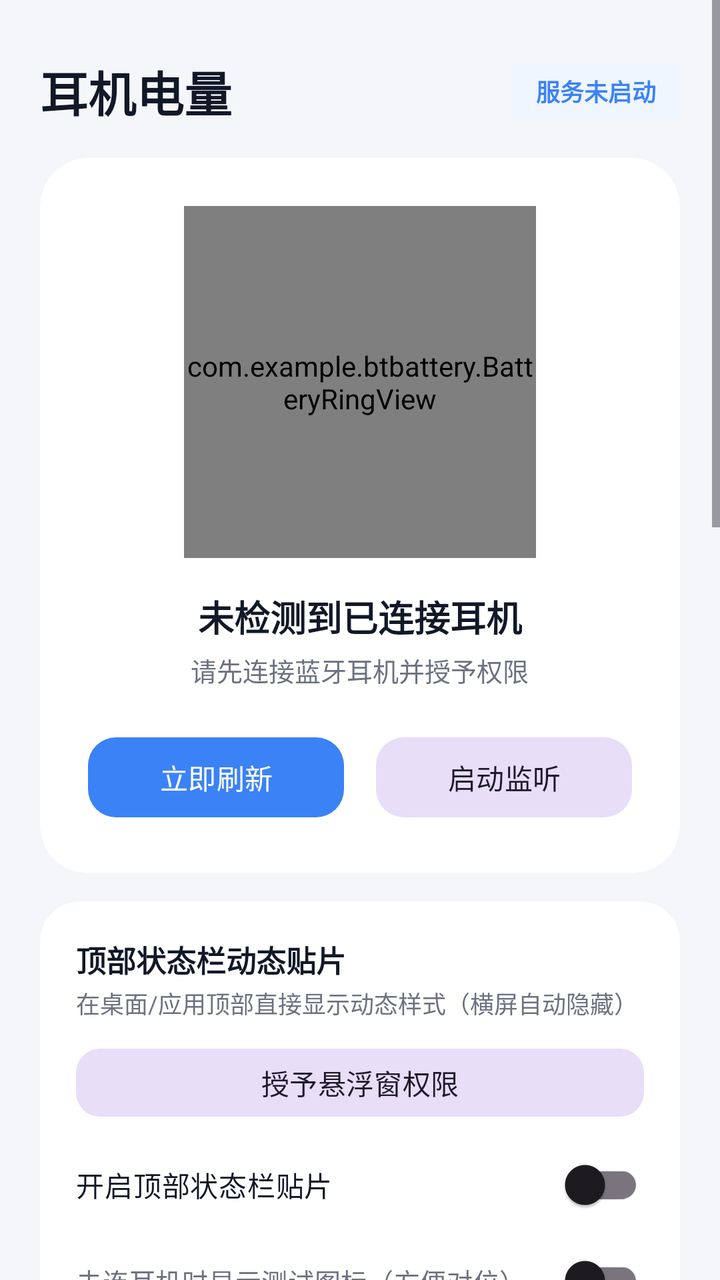
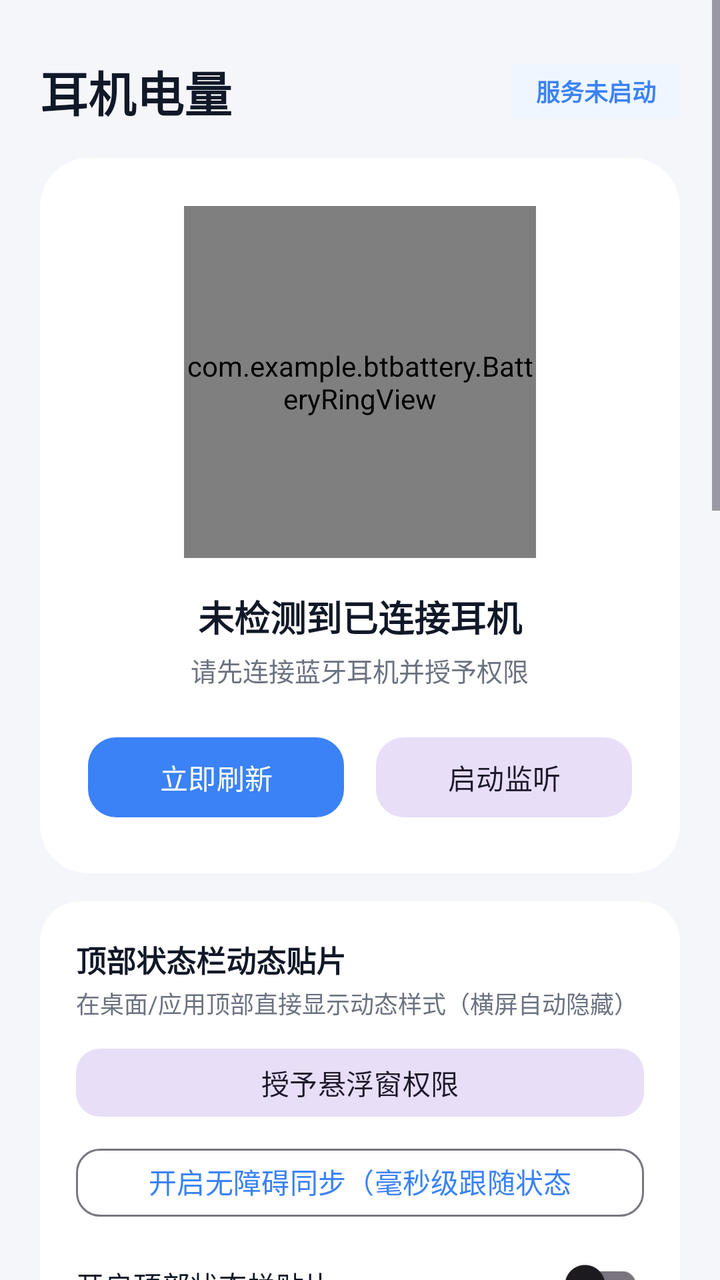

Compare the two renders of this Android layout. The source of the first and the diff that turns it into the second are given below.
<!-- AndroidManifest.xml: application theme Theme.BtBattery -->
<!-- res/layout/activity_main.xml -->
<?xml version="1.0" encoding="utf-8"?>
<ScrollView xmlns:android="http://schemas.android.com/apk/res/android"
    xmlns:app="http://schemas.android.com/apk/res-auto"
    android:layout_width="match_parent"
    android:layout_height="match_parent"
    android:background="@color/bg_page"
    android:fillViewport="true">

    <LinearLayout
        android:layout_width="match_parent"
        android:layout_height="wrap_content"
        android:orientation="vertical"
        android:padding="20dp">

        <LinearLayout
            android:layout_width="match_parent"
            android:layout_height="wrap_content"
            android:gravity="center_vertical"
            android:orientation="horizontal"
            android:paddingTop="8dp"
            android:paddingBottom="16dp">

            <TextView
                android:layout_width="0dp"
                android:layout_height="wrap_content"
                android:layout_weight="1"
                android:text="耳机电量"
                android:textColor="@color/text_primary"
                android:textSize="24sp"
                android:textStyle="bold" />

            <TextView
                android:id="@+id/tvServiceBadge"
                android:layout_width="wrap_content"
                android:layout_height="wrap_content"
                android:background="@color/accent_soft"
                android:paddingHorizontal="12dp"
                android:paddingVertical="5dp"
                android:text="服务未启动"
                android:textColor="@color/accent_blue"
                android:textSize="12sp"
                android:textStyle="bold" />
        </LinearLayout>

        
        <com.google.android.material.card.MaterialCardView
            android:layout_width="match_parent"
            android:layout_height="wrap_content"
            app:cardBackgroundColor="@color/bg_card"
            app:cardCornerRadius="24dp"
            app:cardElevation="0dp"
            app:strokeWidth="0dp">

            <LinearLayout
                android:layout_width="match_parent"
                android:layout_height="wrap_content"
                android:gravity="center_horizontal"
                android:orientation="vertical"
                android:padding="24dp">

                <com.example.btbattery.BatteryRingView
                    android:id="@+id/batteryRing"
                    android:layout_width="176dp"
                    android:layout_height="176dp" />

                <TextView
                    android:id="@+id/tvDeviceName"
                    android:layout_width="wrap_content"
                    android:layout_height="wrap_content"
                    android:layout_marginTop="16dp"
                    android:text="未检测到已连接耳机"
                    android:textColor="@color/text_primary"
                    android:textSize="18sp"
                    android:textStyle="bold" />

                <TextView
                    android:id="@+id/tvDeviceSub"
                    android:layout_width="wrap_content"
                    android:layout_height="wrap_content"
                    android:layout_marginTop="4dp"
                    android:text="请先连接蓝牙耳机并授予权限"
                    android:textColor="@color/text_secondary"
                    android:textSize="13sp" />

                <LinearLayout
                    android:layout_width="match_parent"
                    android:layout_height="wrap_content"
                    android:layout_marginTop="20dp"
                    android:orientation="horizontal">

                    <com.google.android.material.button.MaterialButton
                        android:id="@+id/btnRefresh"
                        android:layout_width="0dp"
                        android:layout_height="48dp"
                        android:layout_marginEnd="8dp"
                        android:layout_weight="1"
                        android:text="立即刷新"
                        app:cornerRadius="14dp" />

                    <com.google.android.material.button.MaterialButton
                        android:id="@+id/btnToggleService"
                        style="@style/Widget.Material3.Button.TonalButton"
                        android:layout_width="0dp"
                        android:layout_height="48dp"
                        android:layout_marginStart="8dp"
                        android:layout_weight="1"
                        android:text="启动监听"
                        app:cornerRadius="14dp" />
                </LinearLayout>
            </LinearLayout>
        </com.google.android.material.card.MaterialCardView>

        
        <com.google.android.material.card.MaterialCardView
            android:layout_width="match_parent"
            android:layout_height="wrap_content"
            android:layout_marginTop="14dp"
            app:cardBackgroundColor="@color/bg_card"
            app:cardCornerRadius="20dp"
            app:cardElevation="0dp"
            app:strokeWidth="0dp">

            <LinearLayout
                android:layout_width="match_parent"
                android:layout_height="wrap_content"
                android:orientation="vertical"
                android:padding="18dp">

                <TextView
                    android:layout_width="wrap_content"
                    android:layout_height="wrap_content"
                    android:text="顶部状态栏动态贴片"
                    android:textColor="@color/text_primary"
                    android:textSize="15sp"
                    android:textStyle="bold" />

                <TextView
                    android:layout_width="wrap_content"
                    android:layout_height="wrap_content"
                    android:layout_marginTop="2dp"
                    android:text="在桌面/应用顶部直接显示动态样式（横屏自动隐藏）"
                    android:textColor="@color/text_secondary"
                    android:textSize="12sp" />

                <com.google.android.material.button.MaterialButton
                    android:id="@+id/btnOverlayPerm"
                    style="@style/Widget.Material3.Button.TonalButton"
                    android:layout_width="match_parent"
                    android:layout_height="42dp"
                    android:layout_marginTop="10dp"
                    android:text="授予悬浮窗权限"
                    app:cornerRadius="12dp" />

                <com.google.android.material.switchmaterial.SwitchMaterial
                    android:id="@+id/switchOverlay"
                    android:layout_width="match_parent"
                    android:layout_height="wrap_content"
                    android:layout_marginTop="6dp"
                    android:text="开启顶部状态栏贴片"
                    android:textColor="@color/text_primary"
                    android:textSize="14sp" />

                <com.google.android.material.switchmaterial.SwitchMaterial
                    android:id="@+id/switchPreview"
                    android:layout_width="match_parent"
                    android:layout_height="wrap_content"
                    android:text="未连耳机时显示测试图标（方便对位）"
                    android:textColor="@color/text_secondary"
                    android:textSize="13sp" />

                <TextView
                    android:id="@+id/tvOverlayX"
                    android:layout_width="wrap_content"
                    android:layout_height="wrap_content"
                    android:layout_marginTop="8dp"
                    android:text="水平位置 X：64 dp"
                    android:textColor="@color/text_secondary"
                    android:textSize="12sp" />

                <SeekBar
                    android:id="@+id/seekOverlayX"
                    android:layout_width="match_parent"
                    android:layout_height="wrap_content"
                    android:max="320" />

                <TextView
                    android:id="@+id/tvOverlayY"
                    android:layout_width="wrap_content"
                    android:layout_height="wrap_content"
                    android:layout_marginTop="6dp"
                    android:text="垂直位置 Y：12 dp"
                    android:textColor="@color/text_secondary"
                    android:textSize="12sp" />

                <SeekBar
                    android:id="@+id/seekOverlayY"
                    android:layout_width="match_parent"
                    android:layout_height="wrap_content"
                    android:max="56" />

                <TextView
                    android:id="@+id/tvOverlaySize"
                    android:layout_width="wrap_content"
                    android:layout_height="wrap_content"
                    android:layout_marginTop="6dp"
                    android:text="图标大小：20 dp"
                    android:textColor="@color/text_secondary"
                    android:textSize="12sp" />

                <SeekBar
                    android:id="@+id/seekOverlaySize"
                    android:layout_width="match_parent"
                    android:layout_height="wrap_content"
                    android:max="18" />
            </LinearLayout>
        </com.google.android.material.card.MaterialCardView>

        
        <com.google.android.material.card.MaterialCardView
            android:layout_width="match_parent"
            android:layout_height="wrap_content"
            android:layout_marginTop="14dp"
            app:cardBackgroundColor="@color/bg_card"
            app:cardCornerRadius="20dp"
            app:cardElevation="0dp"
            app:strokeWidth="0dp">

            <LinearLayout
                android:layout_width="match_parent"
                android:layout_height="wrap_content"
                android:orientation="vertical"
                android:padding="18dp">

                <TextView
                    android:layout_width="wrap_content"
                    android:layout_height="wrap_content"
                    android:text="图标样式（顶部与通知栏同步）"
                    android:textColor="@color/text_primary"
                    android:textSize="15sp"
                    android:textStyle="bold" />

                <com.google.android.material.button.MaterialButtonToggleGroup
                    android:id="@+id/toggleIconStyle"
                    android:layout_width="match_parent"
                    android:layout_height="wrap_content"
                    android:layout_marginTop="12dp"
                    app:selectionRequired="true"
                    app:singleSelection="true">

                    <com.google.android.material.button.MaterialButton
                        android:id="@+id/btnStyleBadge"
                        style="@style/Widget.Material3.Button.OutlinedButton"
                        android:layout_width="0dp"
                        android:layout_height="42dp"
                        android:layout_weight="1"
                        android:text="圆角徽章"
                        android:textSize="13sp" />

                    <com.google.android.material.button.MaterialButton
                        android:id="@+id/btnStyleRing"
                        style="@style/Widget.Material3.Button.OutlinedButton"
                        android:layout_width="0dp"
                        android:layout_height="42dp"
                        android:layout_weight="1"
                        android:text="环形仪表"
                        android:textSize="13sp" />

                    <com.google.android.material.button.MaterialButton
                        android:id="@+id/btnStyleBattery"
                        style="@style/Widget.Material3.Button.OutlinedButton"
                        android:layout_width="0dp"
                        android:layout_height="42dp"
                        android:layout_weight="1"
                        android:text="电池框"
                        android:textSize="13sp" />
                </com.google.android.material.button.MaterialButtonToggleGroup>
            </LinearLayout>
        </com.google.android.material.card.MaterialCardView>

        
        <com.google.android.material.card.MaterialCardView
            android:layout_width="match_parent"
            android:layout_height="wrap_content"
            android:layout_marginTop="14dp"
            app:cardBackgroundColor="@color/bg_card"
            app:cardCornerRadius="20dp"
            app:cardElevation="0dp"
            app:strokeWidth="0dp">

            <LinearLayout
                android:layout_width="match_parent"
                android:layout_height="wrap_content"
                android:orientation="vertical"
                android:padding="18dp">

                <TextView
                    android:layout_width="wrap_content"
                    android:layout_height="wrap_content"
                    android:text="后台隐藏与防杀守护"
                    android:textColor="@color/text_primary"
                    android:textSize="15sp"
                    android:textStyle="bold" />

                <TextView
                    android:layout_width="wrap_content"
                    android:layout_height="wrap_content"
                    android:layout_marginTop="2dp"
                    android:text="开启后不在多任务列表显示，避免一键清理误杀；配合系统保活权限可长期稳定运行"
                    android:textColor="@color/text_secondary"
                    android:textSize="12sp" />

                <com.google.android.material.switchmaterial.SwitchMaterial
                    android:id="@+id/switchHideRecents"
                    android:layout_width="match_parent"
                    android:layout_height="wrap_content"
                    android:layout_marginTop="8dp"
                    android:text="最近任务隐藏卡片（防一键清理）"
                    android:textColor="@color/text_primary"
                    android:textSize="14sp" />

                <com.google.android.material.switchmaterial.SwitchMaterial
                    android:id="@+id/switchKeepAlive"
                    android:layout_width="match_parent"
                    android:layout_height="wrap_content"
                    android:text="防杀后台守护（开机自启 + 异常自愈）"
                    android:textColor="@color/text_primary"
                    android:textSize="14sp" />

                <com.google.android.material.button.MaterialButton
                    android:id="@+id/btnBatteryOpt"
                    style="@style/Widget.Material3.Button.TonalButton"
                    android:layout_width="match_parent"
                    android:layout_height="42dp"
                    android:layout_marginTop="10dp"
                    android:text="申请系统「忽略电池优化」"
                    app:cornerRadius="12dp" />

                <LinearLayout
                    android:layout_width="match_parent"
                    android:layout_height="wrap_content"
                    android:layout_marginTop="10dp"
                    android:orientation="horizontal">

                    <com.google.android.material.button.MaterialButton
                        android:id="@+id/btnMiuiAutostart"
                        style="@style/Widget.Material3.Button.OutlinedButton"
                        android:layout_width="0dp"
                        android:layout_height="42dp"
                        android:layout_marginEnd="6dp"
                        android:layout_weight="1"
                        android:text="澎湃自启动"
                        android:textSize="12sp"
                        app:cornerRadius="12dp" />

                    <com.google.android.material.button.MaterialButton
                        android:id="@+id/btnMiuiPower"
                        style="@style/Widget.Material3.Button.OutlinedButton"
                        android:layout_width="0dp"
                        android:layout_height="42dp"
                        android:layout_marginStart="6dp"
                        android:layout_weight="1"
                        android:text="省电无限制"
                        android:textSize="12sp"
                        app:cornerRadius="12dp" />
                </LinearLayout>

                <LinearLayout
                    android:layout_width="match_parent"
                    android:layout_height="wrap_content"
                    android:layout_marginTop="8dp"
                    android:orientation="horizontal">

                    <com.google.android.material.button.MaterialButton
                        android:id="@+id/btnNotifySetting"
                        style="@style/Widget.Material3.Button.OutlinedButton"
                        android:layout_width="0dp"
                        android:layout_height="42dp"
                        android:layout_marginEnd="6dp"
                        android:layout_weight="1"
                        android:text="通知设置(去蓝标)"
                        android:textSize="12sp"
                        app:cornerRadius="12dp" />

                    <com.google.android.material.button.MaterialButton
                        android:id="@+id/btnAppInfo"
                        style="@style/Widget.Material3.Button.OutlinedButton"
                        android:layout_width="0dp"
                        android:layout_height="42dp"
                        android:layout_marginStart="6dp"
                        android:layout_weight="1"
                        android:text="应用详情"
                        android:textSize="12sp"
                        app:cornerRadius="12dp" />
                </LinearLayout>
            </LinearLayout>
        </com.google.android.material.card.MaterialCardView>

        
        <com.google.android.material.card.MaterialCardView
            android:layout_width="match_parent"
            android:layout_height="wrap_content"
            android:layout_marginTop="14dp"
            app:cardBackgroundColor="@color/bg_card"
            app:cardCornerRadius="20dp"
            app:cardElevation="0dp"
            app:strokeWidth="0dp">

            <LinearLayout
                android:layout_width="match_parent"
                android:layout_height="wrap_content"
                android:orientation="vertical"
                android:padding="18dp">

                <TextView
                    android:layout_width="wrap_content"
                    android:layout_height="wrap_content"
                    android:text="目标耳机（支持 SHEYIN X5）"
                    android:textColor="@color/text_primary"
                    android:textSize="15sp"
                    android:textStyle="bold" />

                <TextView
                    android:layout_width="wrap_content"
                    android:layout_height="wrap_content"
                    android:layout_marginTop="2dp"
                    android:text="默认自动识别当前连接的耳机，也可点击锁定特定设备"
                    android:textColor="@color/text_secondary"
                    android:textSize="12sp" />

                <com.google.android.material.chip.ChipGroup
                    android:id="@+id/chipGroupDevices"
                    android:layout_width="match_parent"
                    android:layout_height="wrap_content"
                    android:layout_marginTop="10dp"
                    app:selectionRequired="true"
                    app:singleSelection="true" />
            </LinearLayout>
        </com.google.android.material.card.MaterialCardView>

        
        <com.google.android.material.card.MaterialCardView
            android:layout_width="match_parent"
            android:layout_height="wrap_content"
            android:layout_marginTop="14dp"
            android:layout_marginBottom="16dp"
            app:cardBackgroundColor="@color/bg_card"
            app:cardCornerRadius="20dp"
            app:cardElevation="0dp"
            app:strokeWidth="0dp">

            <LinearLayout
                android:layout_width="match_parent"
                android:layout_height="wrap_content"
                android:orientation="vertical"
                android:padding="18dp">

                <TextView
                    android:layout_width="wrap_content"
                    android:layout_height="wrap_content"
                    android:text="设备检测诊断"
                    android:textColor="@color/text_primary"
                    android:textSize="15sp"
                    android:textStyle="bold" />

                <TextView
                    android:id="@+id/tvDeviceLog"
                    android:layout_width="match_parent"
                    android:layout_height="wrap_content"
                    android:layout_marginTop="8dp"
                    android:lineSpacingExtra="4dp"
                    android:text="暂无检测记录"
                    android:textColor="@color/text_secondary"
                    android:textSize="12sp" />
            </LinearLayout>
        </com.google.android.material.card.MaterialCardView>

    </LinearLayout>
</ScrollView>
<!-- resources referenced by this layout -->
<resources>
  <color name="accent_blue">#3B82F6</color>
  <color name="accent_soft">#EFF6FF</color>
  <color name="bg_card">#FFFFFF</color>
  <color name="bg_page">#F4F6FA</color>
  <color name="text_primary">#111827</color>
  <color name="text_secondary">#6B7280</color>
  <style name="Theme.BtBattery" parent="Theme.Material3.DayNight.NoActionBar">
          <item name="colorPrimary">@color/accent_blue</item>
          <item name="android:statusBarColor">@color/bg_page</item>
          <item name="android:navigationBarColor">@color/bg_page</item>
      </style>
</resources>

<!-- the commit's change to res/layout/activity_main.xml (unified diff, before → after) -->
@@ -151,6 +151,15 @@
                     android:text="授予悬浮窗权限"
                     app:cornerRadius="12dp" />
 
+                <com.google.android.material.button.MaterialButton
+                    android:id="@+id/btnAccessibilityPerm"
+                    style="@style/Widget.Material3.Button.OutlinedButton"
+                    android:layout_width="match_parent"
+                    android:layout_height="42dp"
+                    android:layout_marginTop="8dp"
+                    android:text="开启无障碍同步（毫秒级跟随状态栏）"
+                    app:cornerRadius="12dp" />
+
                 <com.google.android.material.switchmaterial.SwitchMaterial
                     android:id="@+id/switchOverlay"
                     android:layout_width="match_parent"
